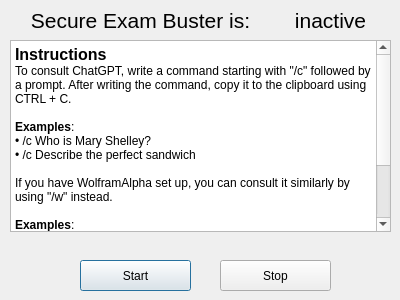
Qt form BypassMenu.ui (sanglantes/seb-qtbypass) before a commit.
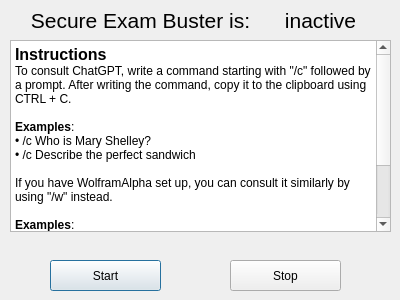
The same form after that commit.

```diff
--- a/BypassMenu.ui
+++ b/BypassMenu.ui
@@ -16,7 +16,7 @@
   <widget class="QPushButton" name="start_button">
    <property name="geometry">
     <rect>
-     <x>80</x>
+     <x>50</x>
      <y>260</y>
      <width>111</width>
      <height>31</height>
@@ -32,7 +32,7 @@
   <widget class="QPushButton" name="stop_button">
    <property name="geometry">
     <rect>
-     <x>220</x>
+     <x>230</x>
      <y>260</y>
      <width>111</width>
      <height>31</height>
@@ -105,9 +105,9 @@
   <widget class="QLabel" name="label_2">
    <property name="geometry">
     <rect>
-     <x>290</x>
+     <x>250</x>
      <y>0</y>
-     <width>81</width>
+     <width>141</width>
      <height>41</height>
     </rect>
    </property>
```
Left out of the diff: 5 changed lines with no effect on the pictures.
